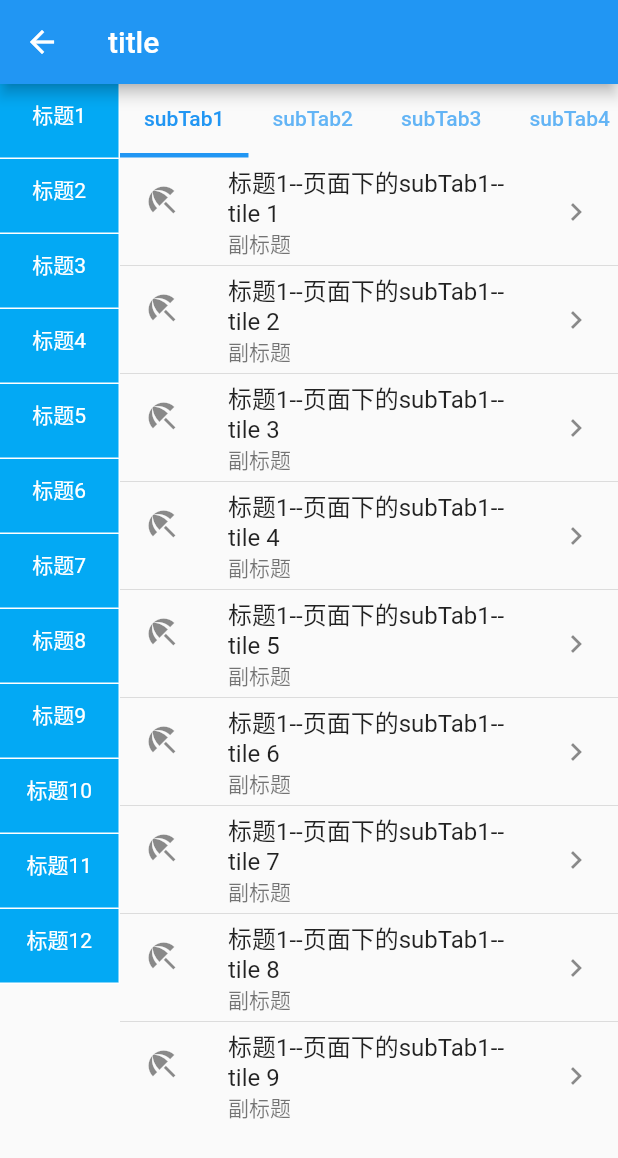
After one commit to yanhuomili/flutter_layout_demo, a Flutter app: the screen it shows after launch, after a tap on "verticleTab", on a phone screen of 412 x 824 dp. The commit adds this screen. Shown: the top 1158 px of the screen. Run offline on Flutter 3.47's test engine with Material 2 defaults, Android fonts, the phone set to English and light mode, and no system bars.

Commit message:
保持页面数据

```diff
--- a/layout_demo01/lib/pages/home.dart
+++ b/layout_demo01/lib/pages/home.dart
@@ -2,6 +2,8 @@ import 'package:flutter/material.dart';
 import 'package:layout_demo01/pages/bottom_navigation_bar.dart';
 import 'package:layout_demo01/pages/bottom_navigation_bar2.dart';
 import 'package:layout_demo01/pages/tab_bar_view.dart';
+import 'package:layout_demo01/pages/verticle_tab_view.dart';
+import 'package:layout_demo01/pages/keep_alive.dart';
 
 class HomePage extends StatefulWidget {
   HomePage({Key key}) : super(key: key);
@@ -44,6 +46,23 @@ class _HomePageState extends State<HomePage> {
                 print('路由跳转');
               },
             ),
+            ListTile(
+              title: Text('verticleTab'),
+              leading: Icon(Icons.ac_unit),
+              onTap: (){
+                Navigator.push(context, MaterialPageRoute(builder: (context) => VerticleTabPage()));
+                print('路由跳转');
+              },
+            ),
+            ListTile(
+              title: Text('keepAlive'),
+              leading: Icon(Icons.ac_unit),
+              onTap: (){
+                Navigator.push(context, MaterialPageRoute(builder: (context) => KeepAlivePage()));
+                print('路由跳转');
+              },
+            ),
+
 
           ],
         ),
--- /dev/null
+++ b/layout_demo01/lib/pages/verticle_tab_view.dart
@@ -0,0 +1,168 @@
+import 'package:flutter/material.dart';
+import 'package:flutter/rendering.dart';
+
+class VerticleTabPage extends StatefulWidget {
+  VerticleTabPage({Key key}) : super(key: key);
+
+  @override
+  _VerticleTabPageState createState() => _VerticleTabPageState();
+}
+
+class _VerticleTabPageState extends State<VerticleTabPage> with SingleTickerProviderStateMixin{
+
+  int currentIndex = 0;
+  int subCurrentIndex = 0;
+
+  List<int> _tabList = [
+    1,2,3,4,5,6,7,8,9,10,11,12
+  ];
+  List<int> _subTabList = [
+    1,2,3,4,5,6,7,8,9
+  ];
+  List<int> _tileList = [
+    1,2,3,4,5,6,7,8,9
+  ];
+  TabController _tabController;
+  @override
+  void initState() {
+    super.initState();
+    _tabController = TabController(length: _subTabList.length, vsync: this);
+    _tabController.addListener((){
+      print('监听tab改变${_tabController.index}');
+      setState(() {
+        subCurrentIndex = _tabController.index;
+      });
+    });
+  }
+
+  @override
+  Widget build(BuildContext context) {
+    return Scaffold(
+      appBar: AppBar(
+        title: Text('title'),
+      ),
+      body: Row(
+        children: <Widget>[
+          _leftTab(),
+          _rightContent(currentIndex)
+        ],
+      ),
+    );
+  }
+
+  /* 左边tab栏 */
+  Widget _leftTab(){
+    return Container(
+      width: 80,
+      child: ListView.builder(
+        itemCount: _tabList.length,
+        itemBuilder: (BuildContext context, int index) {
+          return InkWell(
+            onTap: (){
+              print('标题$index');
+              setState(() {
+                currentIndex = index;
+              });
+            },
+            child: Container(
+              height: 50,
+              padding: EdgeInsets.fromLTRB(5, 10, 5, 10),
+              decoration: BoxDecoration(
+                color: Colors.lightBlue,
+                border: Border(
+                  bottom: BorderSide(width:1,color:Colors.white),
+                  right: BorderSide(width:1,color:Colors.white)
+                )
+              ),
+              child: Text(
+                '标题${index+1}',
+                textAlign: TextAlign.center,
+                style: TextStyle(
+                  color: Colors.white
+                ),
+              ),
+            ),
+          );
+        },
+      ),
+    );
+  }
+
+  Widget _rightContent(index){
+    List _pageList = _tabList.map((index){
+      return _page(index);
+    }).toList();
+    return _pageList[index];
+  }
+
+
+  Widget _page(index){
+    return Expanded(
+      child: DefaultTabController(
+        length: _subTabList.length,
+        child: Column(
+          children: <Widget>[
+            _subTab(),
+            _subTabView(index)
+          ],
+        )
+      ),
+    );
+  }
+
+  _subTab(){
+    return Container(
+      child: TabBar(
+        isScrollable: true,
+        labelColor: Colors.blue,
+        indicatorWeight: 3,
+        controller: _tabController,
+        tabs: _subTabList.map((f){
+          return Tab(
+            text: 'subTab$f',
+          );
+        }).toList(),
+      ),
+    );
+  }
+
+  _subTabView(index){
+    return Expanded(
+      flex: 1,
+      child: TabBarView(
+        controller: _tabController,
+        children: _subTabList.map((f){
+          return ListView(
+            children: ListTile.divideTiles(
+              context: context,
+              tiles: _tileList.map((f){
+                return ListTile(
+                  leading: Icon(Icons.beach_access),
+                  title: Text('标题$index--页面下的subTab${subCurrentIndex+1}--tile $f'),
+                  subtitle: Text('副标题'),
+                  trailing: Icon(Icons.keyboard_arrow_right),
+                );
+              }).toList()
+            ).toList(),
+          );
+
+          // return ListView.builder(
+          //   itemCount: 10,
+          //   itemBuilder: (BuildContext context, int index) {
+          //     return ListTile(
+          //       title: Text('list tile $index'),
+          //       leading: Icon(Icons.favorite),
+          //       trailing: Icon(Icons.keyboard_arrow_right),
+          //       onTap: (){
+          //         print('点击列表');
+          //       },
+          //     );
+          //   },
+          // );
+        }).toList(),
+      ),
+    );
+  }
+
+
+}
```
Also changed, not shown: layout_demo01/lib/pages/keep_alive.dart (added, +102 -0 lines), layout_demo01/lib/pages/tab_bar_view.dart (+12 -8 lines).
